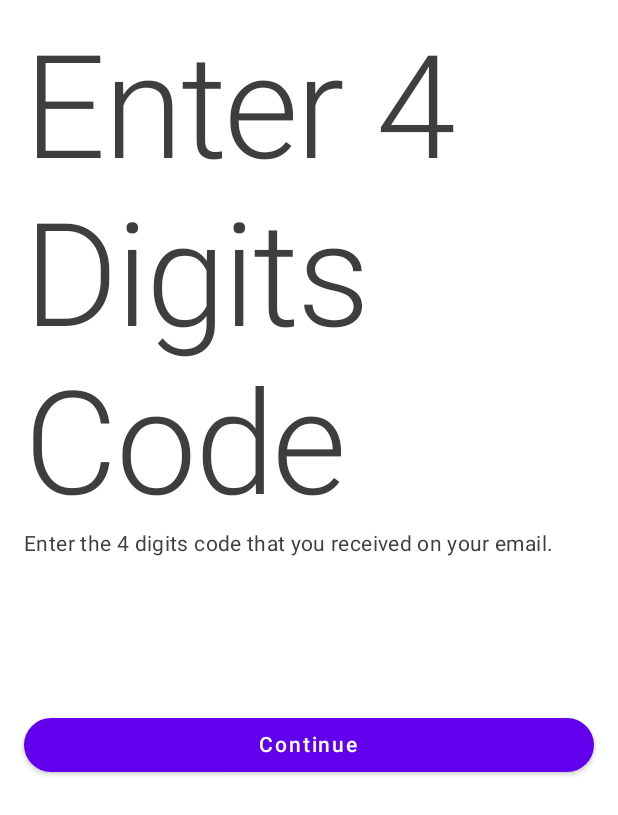
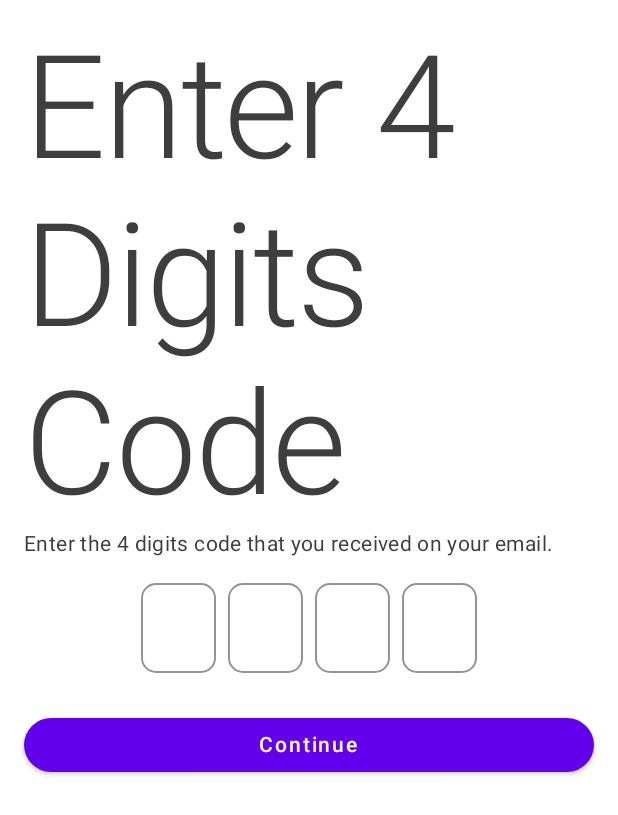
Before and after one commit to JunydDEV/android-hindara-booking-compose-app, an Android app built with Jetpack Compose: the composable EmailVerificationBottomSheetContent shown on its own in the app's theme, on a phone screen of 412 x 824 dp. Shown: the top 815 px of the screen. Run offline under Robolectric (Android 15) with nearby library versions, the light colour scheme and no system bars.

Commit message:
Fixed Digits Field Alignment, focus navigation.

```diff
--- a/app/src/main/java/com/android/hindara/booking/app/ui/authentication/login/emailverification/EmailVerificationBottomSheet.kt
+++ b/app/src/main/java/com/android/hindara/booking/app/ui/authentication/login/emailverification/EmailVerificationBottomSheet.kt
@@ -8,17 +8,19 @@ import androidx.compose.foundation.text.KeyboardActions
 import androidx.compose.foundation.text.KeyboardOptions
 import androidx.compose.material.*
 import androidx.compose.runtime.Composable
+import androidx.compose.runtime.MutableState
 import androidx.compose.runtime.mutableStateOf
 import androidx.compose.runtime.remember
 import androidx.compose.ui.Modifier
 import androidx.compose.ui.focus.FocusDirection
 import androidx.compose.ui.focus.FocusManager
-import androidx.compose.ui.graphics.Color
 import androidx.compose.ui.platform.LocalFocusManager
 import androidx.compose.ui.res.dimensionResource
 import androidx.compose.ui.res.stringResource
+import androidx.compose.ui.text.TextStyle
 import androidx.compose.ui.text.input.ImeAction
 import androidx.compose.ui.text.input.KeyboardType
+import androidx.compose.ui.text.style.TextAlign
 import androidx.hilt.navigation.compose.hiltViewModel
 import com.android.hindara.booking.app.R
 import com.android.hindara.booking.app.ui.theme.BottomSheetBackgroundColor
@@ -45,10 +47,11 @@ fun EmailVerificationBottomSheet(
 
 @Composable
 fun EmailVerificationBottomSheetContent() {
+    val parentColumnModifier = Modifier
+        .padding(dimensionResource(id = R.dimen.defaultSpacing))
+        .fillMaxWidth()
     Column(
-        modifier = Modifier
-            .padding(dimensionResource(id = R.dimen.defaultSpacing))
-            .fillMaxWidth()
+        modifier = parentColumnModifier
     ) {
         Text(
             modifier = Modifier.fillMaxWidth(),
@@ -72,38 +75,103 @@ fun EmailVerificationBottomSheetContent() {
 
 @Composable
 fun DigitsRowComposable() {
-    val digitsRowModifier = Modifier
-        .fillMaxWidth()
-        .padding(
-            dimensionResource(id = R.dimen.defaultSpacing)
-        )
-    LazyRow(modifier = digitsRowModifier, horizontalArrangement = Arrangement.SpaceBetween) {
-        items(4) {
-            DigitFieldComposable(it == 3)
+    Row(
+        modifier = Modifier.fillMaxWidth(),
+        horizontalArrangement = Arrangement.Center
+    ) {
+        DigitsLazyRowComposable()
+    }
+}
+
+@Composable
+private fun DigitsLazyRowComposable() {
+    val digitsRowModifier = Modifier.padding(dimensionResource(id = R.dimen.defaultSpacing))
+    LazyRow(
+        modifier = digitsRowModifier,
+        horizontalArrangement = Arrangement.spacedBy(dimensionResource(id = R.dimen.smallSpacing))
+    ) {
+        val itemsCount = 4
+        items(itemsCount) {
+            DigitFieldComposable(
+                isFirsField = it == itemsCount - itemsCount,
+                isLastField = it == itemsCount - 1
+            )
         }
     }
 }
 
 @Composable
-fun DigitFieldComposable(isLastField: Boolean) {
+fun DigitFieldComposable(isLastField: Boolean, isFirsField: Boolean) {
     val focus = LocalFocusManager.current
     val fieldState = remember {
         mutableStateOf("")
     }
 
-    TextField(
-        modifier = Modifier
-            .width(dimensionResource(id = R.dimen.digitFieldWidth))
-            .height(dimensionResource(id = R.dimen.digitFieldHeight)),
+    val fieldModifier = Modifier
+        .width(dimensionResource(id = R.dimen.digitFieldWidth))
+        .height(dimensionResource(id = R.dimen.digitFieldHeight))
+
+    OutlinedTextField(
+        modifier = fieldModifier,
         value = fieldState.value,
         shape = RoundedCornerShape(dimensionResource(id = R.dimen.digitFieldCornerSize)),
         singleLine = true,
-        textStyle = MaterialTheme.typography.h1,
-        onValueChange = { fieldState.value = it },
+        textStyle = TextStyle(textAlign = TextAlign.Center).plus(MaterialTheme.typography.h1),
         keyboardActions = onKeyboardAction(focus),
         keyboardOptions = getKeyboardOptions(isLastField),
         colors = getTextFieldColors(),
+        onValueChange = {
+            handleDigitsFieldFocus(
+                text = it,
+                fieldState = fieldState,
+                isFirsField = isFirsField,
+                isLastField = isLastField,
+                focus = focus
+            )
+        },
     )
+}
+
+private fun handleDigitsFieldFocus(
+    text: String,
+    fieldState: MutableState<String>,
+    isFirsField: Boolean,
+    isLastField: Boolean,
+    focus: FocusManager
+) {
+    if (text.isEmpty()) {
+        removeDigitAndMoveFocusBack(fieldState, text, isFirsField, focus)
+    } else if (text.length == 1) {
+        insertDigitAndMoveFocusNext(fieldState, text, isLastField, focus)
+    }
+}
+
+private fun insertDigitAndMoveFocusNext(
+    fieldState: MutableState<String>,
+    text: String,
+    isLastField: Boolean,
+    focus: FocusManager
+) {
+    fieldState.value = text
+    if (isLastField) {
+        focus.clearFocus()
+    } else {
+        focus.moveFocus(FocusDirection.Next)
+    }
+}
+
+private fun removeDigitAndMoveFocusBack(
+    fieldState: MutableState<String>,
+    text: String,
+    isFirsField: Boolean,
+    focus: FocusManager
+) {
+    fieldState.value = text
+    if (isFirsField) {
+        focus.clearFocus()
+    } else {
+        focus.moveFocus(FocusDirection.Previous)
+    }
 }
 
 @Composable
@@ -113,6 +181,9 @@ private fun onKeyboardAction(
     onNext = { focus.moveFocus(FocusDirection.Next) },
     onDone = {
         focus.clearFocus()
+    },
+    onPrevious = {
+        focus.moveFocus(FocusDirection.Previous)
     }
 )
 
@@ -125,17 +196,15 @@ private fun getKeyboardOptions(isLastField: Boolean) = KeyboardOptions(
 @Composable
 private fun getTextFieldColors() = TextFieldDefaults.textFieldColors(
     backgroundColor = FieldBackgroundColor,
-    focusedIndicatorColor = Color.Transparent,
-    unfocusedIndicatorColor = Color.Transparent
 )
 
 @Composable
 private fun ContinueButtonComposable() {
-    val continueButtonModifier = Modifier
+    val buttonModifier = Modifier
         .fillMaxWidth()
         .padding(top = dimensionResource(id = R.dimen.smallSpacing))
     Button(
-        modifier = continueButtonModifier,
+        modifier = buttonModifier,
         shape = RoundedCornerShape(CornerSize(dimensionResource(id = R.dimen.buttonCornersSize))),
         onClick = { },
     ) {
```
Also changed, not shown: app/src/main/java/com/android/hindara/booking/app/ui/authentication/login/forgotpassword/ForgotPasswordBottomSheet.kt (+8 -4 lines).
